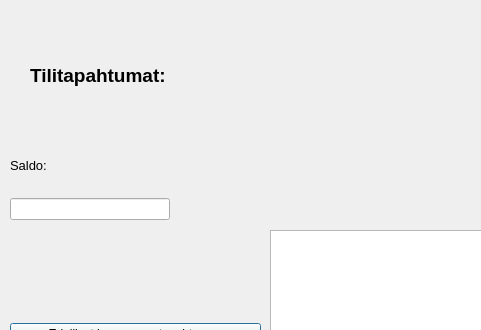
Before: the Qt Designer form bankautomat/tilitapahtumat.ui in AJHosuja/BankAutomat, drawn with Qt 5; both pictures show x 0 to 481 and y 0 to 330 of the 950 by 600 pixel window.
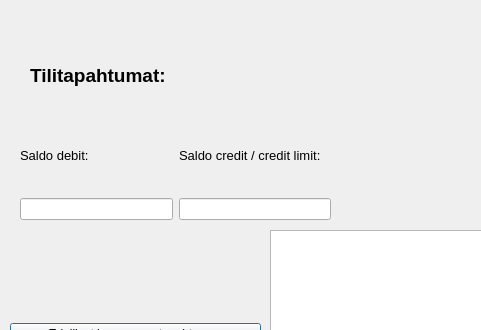
After: the same form once the commit is applied.

```diff
--- a/bankautomat/tilitapahtumat.ui
+++ b/bankautomat/tilitapahtumat.ui
@@ -62,35 +62,6 @@
     </item>
    </layout>
   </widget>
-  <widget class="QWidget" name="verticalLayoutWidget_2">
-   <property name="geometry">
-    <rect>
-     <x>10</x>
-     <y>140</y>
-     <width>160</width>
-     <height>80</height>
-    </rect>
-   </property>
-   <layout class="QVBoxLayout" name="verticalLayout_2">
-    <item>
-     <widget class="QLabel" name="label_2">
-      <property name="text">
-       <string>&lt;html&gt;&lt;head/&gt;&lt;body&gt;&lt;p&gt;&lt;span style=&quot; font-size:10pt;&quot;&gt;Saldo:&lt;/span&gt;&lt;/p&gt;&lt;/body&gt;&lt;/html&gt;</string>
-      </property>
-     </widget>
-    </item>
-    <item>
-     <widget class="QLineEdit" name="lineEdit">
-      <property name="cursor">
-       <cursorShape>BlankCursor</cursorShape>
-      </property>
-      <property name="text">
-       <string/>
-      </property>
-     </widget>
-    </item>
-   </layout>
-  </widget>
   <widget class="QPushButton" name="suljetilita">
    <property name="geometry">
     <rect>
@@ -104,6 +75,70 @@
     <string>Sulje tilitapahtumat</string>
    </property>
   </widget>
+  <widget class="QWidget" name="horizontalLayoutWidget">
+   <property name="geometry">
+    <rect>
+     <x>20</x>
+     <y>120</y>
+     <width>311</width>
+     <height>100</height>
+    </rect>
+   </property>
+   <layout class="QHBoxLayout" name="horizontalLayout">
+    <item>
+     <layout class="QVBoxLayout" name="verticalLayout_2">
+      <item>
+       <widget class="QLabel" name="label_2">
+        <property name="font">
+         <font>
+          <pointsize>14</pointsize>
+         </font>
+        </property>
+        <property name="text">
+         <string>&lt;html&gt;&lt;head/&gt;&lt;body&gt;&lt;p&gt;&lt;span style=&quot; font-size:10pt;&quot;&gt;Saldo debit:&lt;/span&gt;&lt;/p&gt;&lt;/body&gt;&lt;/html&gt;</string>
+        </property>
+       </widget>
+      </item>
+      <item>
+       <widget class="QLineEdit" name="lineEdit">
+        <property name="cursor">
+         <cursorShape>BlankCursor</cursorShape>
+        </property>
+        <property name="text">
+         <string/>
+        </property>
+       </widget>
+      </item>
+     </layout>
+    </item>
+    <item>
+     <layout class="QVBoxLayout" name="verticalLayout_3">
+      <item>
+       <widget class="QLabel" name="label_3">
+        <property name="font">
+         <font>
+          <pointsize>14</pointsize>
+         </font>
+        </property>
+        <property name="text">
+         <string>&lt;html&gt;&lt;head/&gt;&lt;body&gt;&lt;p&gt;&lt;span style=&quot; font-size:10pt;&quot;&gt;Saldo credit / credit limit:&lt;/span&gt;&lt;/p&gt;&lt;/body&gt;&lt;/html&gt;</string>
+        </property>
+       </widget>
+      </item>
+      <item>
+       <widget class="QLineEdit" name="lineEdit_2">
+        <property name="cursor">
+         <cursorShape>BlankCursor</cursorShape>
+        </property>
+        <property name="text">
+         <string/>
+        </property>
+       </widget>
+      </item>
+     </layout>
+    </item>
+   </layout>
+  </widget>
  </widget>
  <resources/>
  <connections/>
```
